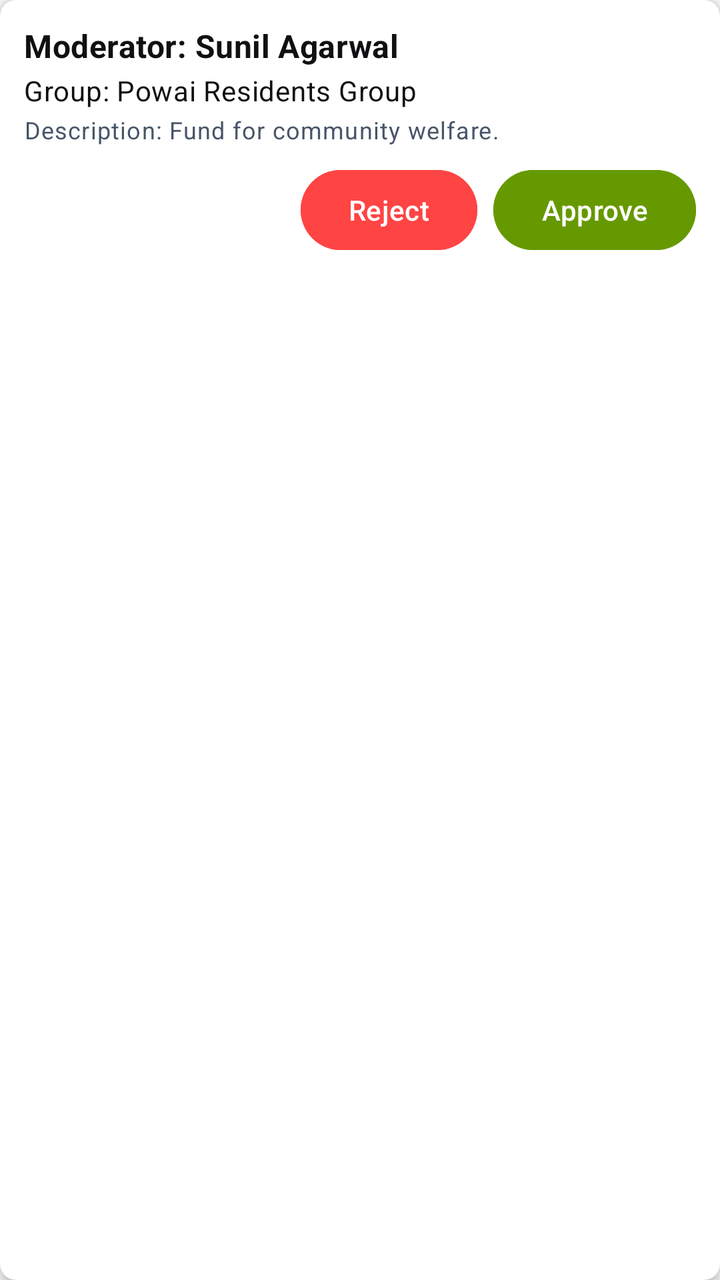
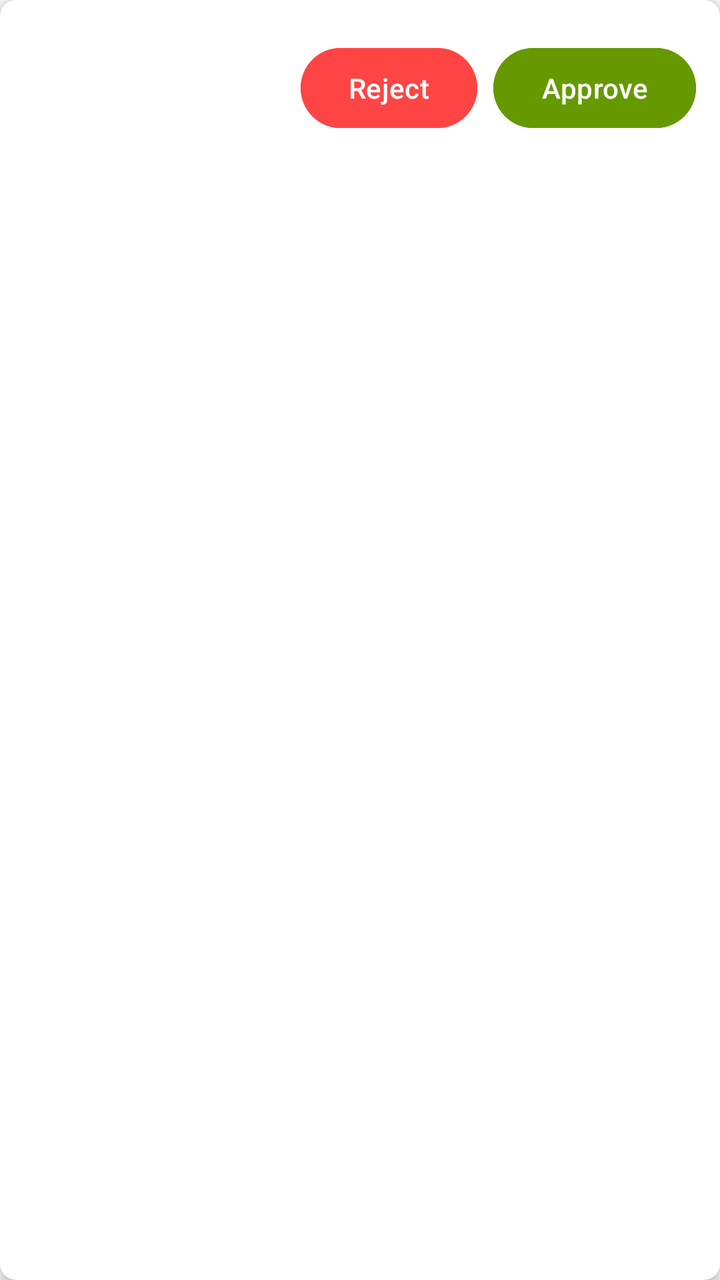

Compare the two renders of this Android layout. The source of the first and the diff that turns it into the second are given below.
<!-- AndroidManifest.xml: application theme Theme.ApnaFund -->
<!-- res/layout/item_pending_approval.xml -->
<?xml version="1.0" encoding="utf-8"?>
<androidx.cardview.widget.CardView xmlns:android="http://schemas.android.com/apk/res/android"
    xmlns:app="http://schemas.android.com/apk/res-auto"
    android:id="@+id/card_pending_item"
    android:layout_width="match_parent"
    android:layout_height="wrap_content"
    android:layout_margin="8dp"
    app:cardCornerRadius="8dp"
    app:cardElevation="4dp">

    <LinearLayout
        android:layout_width="match_parent"
        android:layout_height="wrap_content"
        android:padding="12dp"
        android:orientation="vertical">

        
        <TextView
            android:id="@+id/text_moderator_name"
            android:layout_width="match_parent"
            android:layout_height="wrap_content"
            android:text="Moderator: Sunil Agarwal"
            android:textAppearance="?attr/textAppearanceSubtitle1"
            android:textStyle="bold" />

        
        <TextView
            android:id="@+id/text_group_name"
            android:layout_width="match_parent"
            android:layout_height="wrap_content"
            android:text="Group: Powai Residents Group"
            android:textAppearance="?attr/textAppearanceBody2"
            android:layout_marginTop="2dp" />

        
        <TextView
            android:id="@+id/text_group_description"
            android:layout_width="match_parent"
            android:layout_height="wrap_content"
            android:text="Description: Fund for community welfare."
            android:textAppearance="?attr/textAppearanceCaption"
            android:layout_marginTop="2dp" />

        
        <LinearLayout
            android:layout_width="match_parent"
            android:layout_height="wrap_content"
            android:layout_marginTop="8dp"
            android:orientation="horizontal"
            android:gravity="end">

            <Button
                android:id="@+id/button_reject"
                android:layout_width="wrap_content"
                android:layout_height="wrap_content"
                android:text="@string/button_reject"
                android:textColor="@android:color/white"
                android:backgroundTint="@android:color/holo_red_light"
                android:layout_marginEnd="8dp" />

            <Button
                android:id="@+id/button_approve"
                android:layout_width="wrap_content"
                android:layout_height="wrap_content"
                android:text="@string/button_approve"
                android:textColor="@android:color/white"
                android:backgroundTint="@android:color/holo_green_dark" />
        </LinearLayout>

    </LinearLayout>
</androidx.cardview.widget.CardView>
<!-- resources referenced by this layout -->
<resources>
  <string name="button_approve">Approve</string>
  <string name="button_reject">Reject</string>
  <style name="Theme.ApnaFund" parent="Base.Theme.ApnaFund" />
  <style name="Base.Theme.ApnaFund" parent="Theme.Material3.DayNight.NoActionBar">
          
          
          <item name="colorSecondary">#00ACC1</item> 
          <item name="colorTertiary">#FDD835</item> 
          
          <item name="android:colorBackground">@color/background</item>
  
          
          <item name="colorSurface">@color/surface</item>
          <item name="colorOnSurface">@color/text_primary</item>
          <item name="colorSurfaceVariant">@color/surface_variant</item>
  
          
          <item name="colorPrimary">@color/blue_dark</item>
          <item name="colorOnPrimary">@color/on_primary</item>
  
          
          <item name="android:textColorPrimary">@color/text_primary</item>
          <item name="android:textColorSecondary">@color/text_secondary</item>
      </style>
  <color name="background">#F8FAFC</color>
  <color name="surface">#FFFFFF</color>
  <color name="text_primary">#0F1012</color>
  <color name="surface_variant">#E2E8F0</color>
  <color name="blue_dark">#117AA7</color>
  <color name="on_primary">#FFFFFF</color>
  <color name="text_secondary">#475569</color>
</resources>

<!-- the commit's change to res/layout/item_pending_approval.xml (unified diff, before → after) -->
@@ -11,60 +11,282 @@
     <LinearLayout
         android:layout_width="match_parent"
         android:layout_height="wrap_content"
-        android:padding="12dp"
-        android:orientation="vertical">
+        android:orientation="vertical"
+        android:padding="12dp">
+
+        <LinearLayout
+            android:id="@+id/layout_group"
+            android:layout_width="match_parent"
+            android:layout_height="wrap_content"
+            android:visibility="gone"
+            android:orientation="vertical">
+
+            <TextView
+                android:id="@+id/text_context_group"
+                style="@style/FundLabel"
+                android:text="@string/label_group_req_pending_approval"
+                android:textStyle="bold"
+                android:layout_marginBottom="4dp"/>
+
+            
+            <LinearLayout
+                android:layout_width="match_parent"
+                android:layout_height="wrap_content"
+                android:baselineAligned="false"
+                android:orientation="horizontal">
+
+                
+                <LinearLayout
+                    android:layout_width="0dp"
+                    android:layout_weight="1"
+                    android:layout_height="wrap_content"
+                    android:orientation="horizontal">
+
+                    <TextView style="@style/FundLabel" android:text="@string/text_moderator"/>
+                    <TextView
+                        android:id="@+id/text_moderator"
+                        style="@style/FundValue"
+                        android:layout_marginStart="6dp"/>
+                </LinearLayout>
+
+                
+                <LinearLayout
+                    android:layout_width="0dp"
+                    android:layout_weight="1"
+                    android:layout_height="wrap_content"
+                    android:orientation="horizontal">
+
+                    <TextView style="@style/FundLabel" android:text="@string/header_single_group"/>
+                    <TextView
+                        android:id="@+id/text_group_name"
+                        style="@style/FundValue"
+                        android:layout_marginStart="6dp"/>
+                </LinearLayout>
+            </LinearLayout>
+
+            
+            <LinearLayout
+                android:layout_width="match_parent"
+                android:layout_height="wrap_content"
+                android:orientation="horizontal">
+                <TextView style="@style/FundLabel" android:text="@string/text_description"/>
+                <TextView
+                    android:id="@+id/text_group_description"
+                    style="@style/FundValue"
+                    android:layout_width="wrap_content"
+                    android:layout_marginTop="3dp"/>
+            </LinearLayout>
+
+        </LinearLayout>
 
         
-        <TextView
-            android:id="@+id/text_moderator_name"
-            android:layout_width="match_parent"
-            android:layout_height="wrap_content"
-            android:text="Moderator: Sunil Agarwal"
-            android:textAppearance="?attr/textAppearanceSubtitle1"
-            android:textStyle="bold" />
+
+        <LinearLayout
+            android:id="@+id/layout_loan"
+            android:layout_width="match_parent"
+            android:layout_height="wrap_content"
+            android:orientation="vertical"
+            android:visibility="gone">
+
+            <TextView
+                android:id="@+id/text_context_loan"
+                style="@style/FundLabel"
+                android:text="@string/label_loan_req_pending_approval"
+                android:textStyle="bold"
+                android:layout_marginBottom="4dp"/>
+
+            
+            <LinearLayout
+                android:layout_width="match_parent"
+                android:layout_height="wrap_content"
+                android:baselineAligned="false"
+                android:orientation="horizontal">
+
+                
+                <LinearLayout
+                    android:layout_width="0dp"
+                    android:layout_weight="1"
+                    android:layout_height="wrap_content"
+                    android:orientation="horizontal">
+
+                    <TextView style="@style/FundLabel" android:text="@string/text_borrower"/>
+                    <TextView
+                        android:id="@+id/text_loan_borrower"
+                        style="@style/FundValue"
+                        android:layout_marginStart="6dp"/>
+                </LinearLayout>
+
+                
+                <LinearLayout
+                    android:layout_width="0dp"
+                    android:layout_weight="1"
+                    android:layout_height="wrap_content"
+                    android:orientation="horizontal">
+
+                    <TextView style="@style/FundLabel" android:text="@string/text_amount"/>
+                    <TextView
+                        android:id="@+id/text_loan_amount"
+                        style="@style/FundValue"
+                        android:layout_marginStart="6dp"/>
+                </LinearLayout>
+
+            </LinearLayout>
+
+            
+            <LinearLayout
+                android:layout_width="match_parent"
+                android:layout_height="wrap_content"
+                android:baselineAligned="false"
+                android:orientation="horizontal">
+
+                
+                <LinearLayout
+                    android:layout_width="0dp"
+                    android:layout_weight="1"
+                    android:layout_height="wrap_content"
+                    android:orientation="horizontal">
+
+                    <TextView style="@style/FundLabel" android:text="@string/text_loan_period"/>
+                    <TextView
+                        android:id="@+id/text_loan_period"
+                        style="@style/FundValue"
+                        android:layout_marginStart="6dp"/>
+                </LinearLayout>
+
+                
+                <LinearLayout
+                    android:layout_width="0dp"
+                    android:layout_weight="1"
+                    android:layout_height="wrap_content"
+                    android:orientation="horizontal">
+
+                    <TextView style="@style/FundLabel" android:text="@string/text_interest_rate"/>
+                    <TextView
+                        android:id="@+id/text_loan_interest"
+                        style="@style/FundValue"
+                        android:layout_marginStart="6dp"/>
+                </LinearLayout>
+
+            </LinearLayout>
+
+        </LinearLayout>
 
         
-        <TextView
-            android:id="@+id/text_group_name"
-            android:layout_width="match_parent"
-            android:layout_height="wrap_content"
-            android:text="Group: Powai Residents Group"
-            android:textAppearance="?attr/textAppearanceBody2"
-            android:layout_marginTop="2dp" />
+
+        <LinearLayout
+            android:id="@+id/layout_loan_closure"
+            android:layout_width="match_parent"
+            android:layout_height="wrap_content"
+            android:orientation="vertical"
+            android:visibility="gone">
+
+            <TextView
+                android:id="@+id/text_context_closure"
+                style="@style/FundLabel"
+                android:text="@string/label_loan_closure_req_pending_approval"
+                android:textStyle="bold"
+                android:layout_marginBottom="4dp"/>
+
+            
+            <LinearLayout
+                android:layout_width="match_parent"
+                android:layout_height="wrap_content"
+                android:baselineAligned="false"
+                android:orientation="horizontal">
+
+                
+                <LinearLayout
+                    android:layout_width="0dp"
+                    android:layout_weight="1"
+                    android:layout_height="wrap_content"
+                    android:orientation="horizontal">
+
+                    <TextView style="@style/FundLabel" android:text="@string/text_borrower"/>
+                    <TextView
+                        android:id="@+id/text_closure_borrower"
+                        style="@style/FundValue"
+                        android:layout_marginStart="6dp"/>
+                </LinearLayout>
+
+                
+                <LinearLayout
+                    android:layout_width="0dp"
+                    android:layout_weight="1"
+                    android:layout_height="wrap_content"
+                    android:orientation="horizontal">
+
+                    <TextView style="@style/FundLabel" android:text="@string/text_loan_num"/>
+                    <TextView
+                        android:id="@+id/text_closure_loan_number"
+                        style="@style/FundValue"
+                        android:layout_marginStart="6dp"/>
+                </LinearLayout>
+
+            </LinearLayout>
+
+            
+            <LinearLayout
+                android:layout_width="match_parent"
+                android:layout_height="wrap_content"
+                android:baselineAligned="false"
+                android:orientation="horizontal">
+
+                
+                <LinearLayout
+                    android:layout_width="0dp"
+                    android:layout_weight="1"
+                    android:layout_height="wrap_content"
+                    android:orientation="horizontal">
+
+                    <TextView style="@style/FundLabel" android:text="@string/label_requested"/>
+                    <TextView
+                        android:id="@+id/text_requested_amount"
+                        style="@style/FundValue"
+                        android:layout_marginStart="6dp"/>
+                </LinearLayout>
+
+                
+                <LinearLayout
+                    android:layout_width="0dp"
+                    android:layout_weight="1"
+                    android:layout_height="wrap_content"
+                    android:orientation="horizontal">
+
+                    <TextView style="@style/FundLabel" android:text="@string/text_outstanding"/>
+                    <TextView
+                        android:id="@+id/text_outstanding"
+                        style="@style/FundValue"
+                        android:layout_marginStart="6dp"/>
+                </LinearLayout>
+
+            </LinearLayout>
+
+        </LinearLayout>
 
         
-        <TextView
-            android:id="@+id/text_group_description"
-            android:layout_width="match_parent"
-            android:layout_height="wrap_content"
-            android:text="Description: Fund for community welfare."
-            android:textAppearance="?attr/textAppearanceCaption"
-            android:layout_marginTop="2dp" />
-
-        
         <LinearLayout
             android:layout_width="match_parent"
             android:layout_height="wrap_content"
             android:layout_marginTop="8dp"
-            android:orientation="horizontal"
-            android:gravity="end">
+            android:gravity="end"
+            android:orientation="horizontal">
 
             <Button
                 android:id="@+id/button_reject"
                 android:layout_width="wrap_content"
                 android:layout_height="wrap_content"
+                android:layout_marginEnd="8dp"
+                android:backgroundTint="@android:color/holo_red_light"
                 android:text="@string/button_reject"
-                android:textColor="@android:color/white"
-                android:backgroundTint="@android:color/holo_red_light"
-                android:layout_marginEnd="8dp" />
+                android:textColor="@android:color/white" />
 
             <Button
                 android:id="@+id/button_approve"
                 android:layout_width="wrap_content"
                 android:layout_height="wrap_content"
+                android:backgroundTint="@android:color/holo_green_dark"
                 android:text="@string/button_approve"
-                android:textColor="@android:color/white"
-                android:backgroundTint="@android:color/holo_green_dark" />
+                android:textColor="@android:color/white" />
         </LinearLayout>
 
     </LinearLayout>
<!-- resource entries referenced after the edit -->
@@ -2,6 +2,35 @@
 <resources>
   <string name="button_approve">Approve</string>
   <string name="button_reject">Reject</string>
+  <string name="header_single_group">Group</string>
+  <string name="label_group_req_pending_approval">Group request pending for your approval</string>
+  <string name="label_loan_closure_req_pending_approval">Loan closure request pending for your approval</string>
+  <string name="label_loan_req_pending_approval">Loan request pending for your approval</string>
+  <string name="label_requested">Requested:</string>
+  <string name="text_amount">Amount</string>
+  <string name="text_borrower">Borrower</string>
+  <string name="text_description">Description</string>
+  <string name="text_interest_rate">Interest Rate</string>
+  <string name="text_loan_num">Loans#</string>
+  <string name="text_loan_period">Loan Period</string>
+  <string name="text_moderator">Moderator:</string>
+  <string name="text_outstanding">Outstanding</string>
+  <style name="FundLabel">
+          <item name="android:layout_width">wrap_content</item>
+          <item name="android:layout_height">wrap_content</item>
+          <item name="android:textColor">?attr/colorPrimary</item>
+          <item name="android:textSize">13sp</item>
+          <item name="fontFamily">sans-serif-medium</item>
+          <item name="android:layout_marginStart">4dp</item>
+      </style>
+  <style name="FundValue">
+          <item name="android:layout_width">wrap_content</item>
+          <item name="android:layout_height">wrap_content</item>
+          <item name="android:textColor">?attr/colorOnSurface</item>
+          <item name="android:textSize">14sp</item>
+          <item name="fontFamily">sans-serif</item>
+          <item name="android:layout_marginStart">4dp</item>
+      </style>
   <style name="Theme.ApnaFund" parent="Base.Theme.ApnaFund" />
   <style name="Base.Theme.ApnaFund" parent="Theme.Material3.DayNight.NoActionBar">
           
